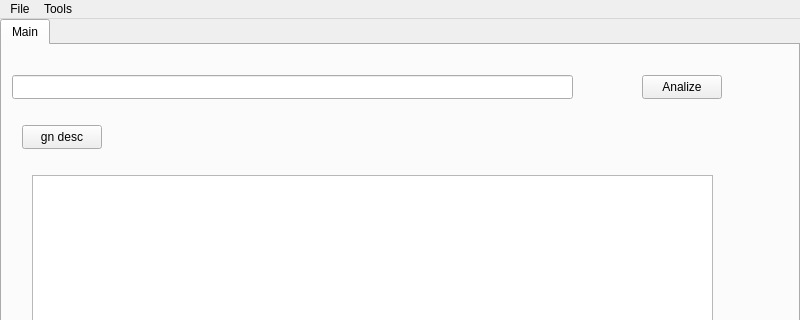
This is src/mainwindow.ui in ambiesoft/gbuddy as Qt 5 draws it before an edit; both pictures show x 0 to 800 and y 0 to 320 of the 800 by 600 pixel window. The edited form follows.
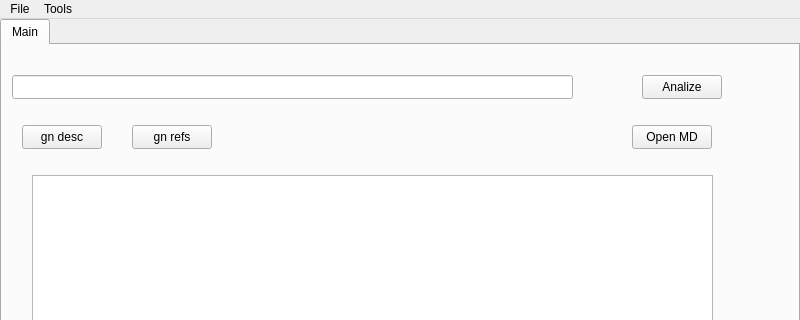
This is the edited form.

Commit message: open md

```diff
--- a/src/mainwindow.ui
+++ b/src/mainwindow.ui
@@ -79,6 +79,32 @@
          </rect>
         </property>
        </widget>
+       <widget class="QPushButton" name="pbGnRefs">
+        <property name="geometry">
+         <rect>
+          <x>130</x>
+          <y>80</y>
+          <width>80</width>
+          <height>24</height>
+         </rect>
+        </property>
+        <property name="text">
+         <string>gn refs</string>
+        </property>
+       </widget>
+       <widget class="QPushButton" name="pbOpenMD">
+        <property name="geometry">
+         <rect>
+          <x>630</x>
+          <y>80</y>
+          <width>80</width>
+          <height>24</height>
+         </rect>
+        </property>
+        <property name="text">
+         <string>Open MD</string>
+        </property>
+       </widget>
       </widget>
      </widget>
     </item>
```
The commit also changes 4 other files.
